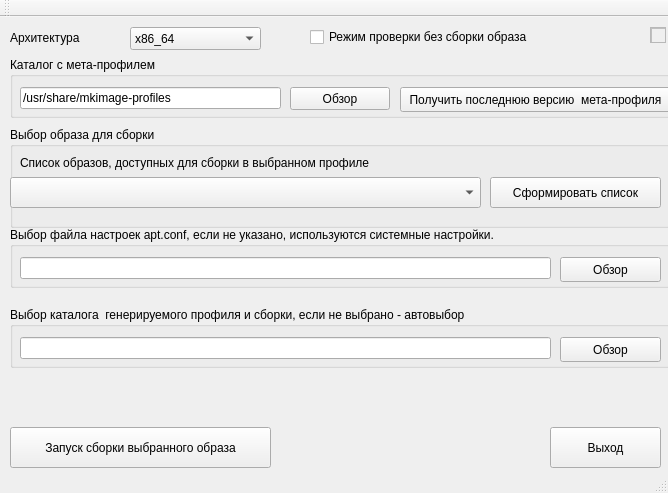
The window that mp-gui/mainwindow.ui (150balbes/mp-gui) describes before a commit, drawn with Qt 5.
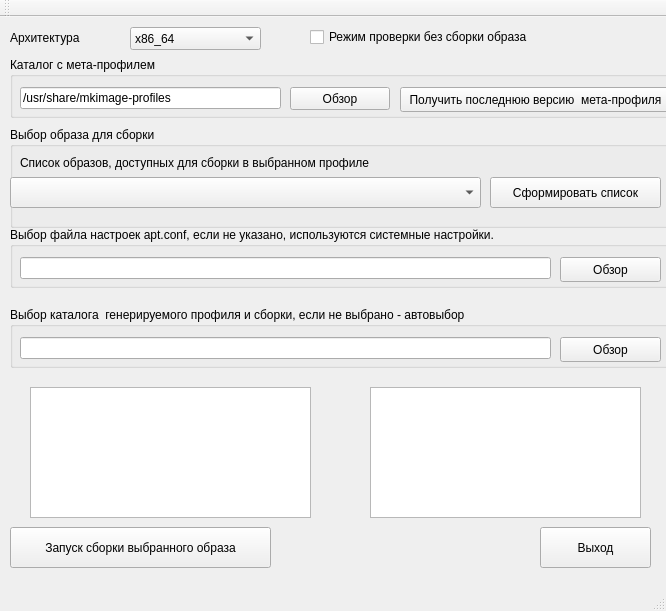
The same window after the commit.

Commit message: modified:   mp-gui.bin 	modified:   mp-gui.spec 	modified:   mp-gui/form.cpp 	modified:   mp-gui/form.ui 	modified:   mp-gui/mainwindow.cpp 	modified:   mp-gui/mainwindow.h 	modified:   mp-gui/mainwindow.ui 	modified:   mp-gui/mp-gui.pro.user

```diff
--- a/mp-gui/mainwindow.ui
+++ b/mp-gui/mainwindow.ui
@@ -6,8 +6,8 @@
    <rect>
     <x>0</x>
     <y>0</y>
-    <width>668</width>
-    <height>493</height>
+    <width>666</width>
+    <height>611</height>
    </rect>
   </property>
   <property name="windowTitle">
@@ -17,8 +17,8 @@
    <widget class="QPushButton" name="pushButton_Exit">
     <property name="geometry">
      <rect>
-      <x>550</x>
-      <y>410</y>
+      <x>540</x>
+      <y>510</y>
       <width>111</width>
       <height>41</height>
      </rect>
@@ -31,7 +31,7 @@
     <property name="geometry">
      <rect>
       <x>10</x>
-      <y>410</y>
+      <y>510</y>
       <width>261</width>
       <height>41</height>
      </rect>
@@ -177,19 +177,6 @@
      </property>
     </widget>
    </widget>
-   <widget class="QTextEdit" name="ListDistro">
-    <property name="enabled">
-     <bool>false</bool>
-    </property>
-    <property name="geometry">
-     <rect>
-      <x>650</x>
-      <y>10</y>
-      <width>16</width>
-      <height>16</height>
-     </rect>
-    </property>
-   </widget>
    <widget class="QGroupBox" name="groupBox_3">
     <property name="geometry">
      <rect>
@@ -297,6 +284,29 @@
      <string/>
     </property>
    </widget>
+   <widget class="QPlainTextEdit" name="ListDistro">
+    <property name="geometry">
+     <rect>
+      <x>30</x>
+      <y>370</y>
+      <width>281</width>
+      <height>131</height>
+     </rect>
+    </property>
+    <property name="plainText">
+     <string/>
+    </property>
+   </widget>
+   <widget class="QPlainTextEdit" name="plainTextEdit">
+    <property name="geometry">
+     <rect>
+      <x>370</x>
+      <y>370</y>
+      <width>271</width>
+      <height>131</height>
+     </rect>
+    </property>
+   </widget>
   </widget>
   <widget class="QMenuBar" name="menuBar">
    <property name="geometry">
```
Left out of the diff: 2 changed lines with no effect on the pictures. The commit also changes 7 other files.
